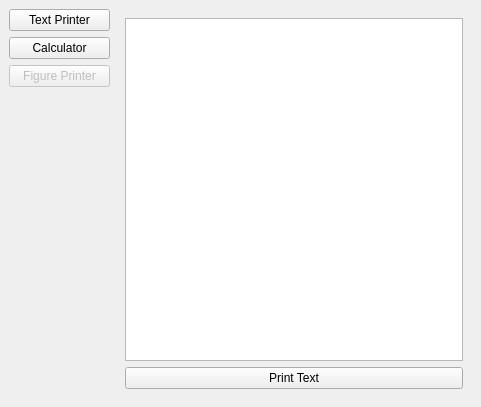
First picture: the form in envs/gui_env/src/main_window.ui, repository bjuergens/automatic-gui-testing, before the edit.
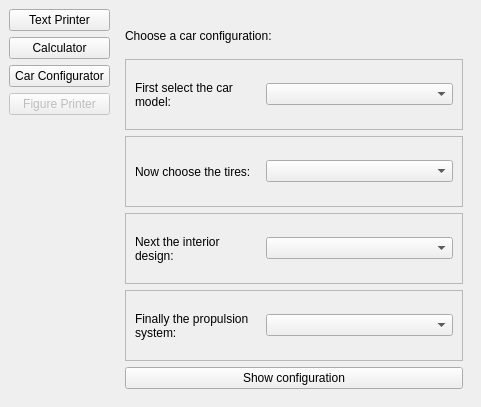
Second picture: the form after the edit. The open tabs and pages were chosen to show the change.

Commit message:
Added Car Configurator to Main Window and Settings Dialog
Currently only design files
- Increase settings dialog a bit to fit the Car Configurator in

Diff of the .ui file:
```diff
--- a/envs/gui_env/src/main_window.ui
+++ b/envs/gui_env/src/main_window.ui
@@ -37,6 +37,13 @@
         </property>
        </widget>
       </item>
+      <item>
+       <widget class="QPushButton" name="car_configurator_button">
+        <property name="text">
+         <string>Car Configurator</string>
+        </property>
+       </widget>
+      </item>
       <item>
        <widget class="QPushButton" name="figure_printer_button">
         <property name="enabled">
@@ -119,6 +126,124 @@
         </item>
        </layout>
       </widget>
+      <widget class="QWidget" name="page_4">
+       <layout class="QVBoxLayout" name="verticalLayout_5" stretch="10,20,20,20,20,0">
+        <item>
+         <widget class="QLabel" name="car_configurator_headline_label">
+          <property name="text">
+           <string>Choose a car configuration:</string>
+          </property>
+         </widget>
+        </item>
+        <item>
+         <widget class="QFrame" name="car_model_selection_frame">
+          <property name="frameShape">
+           <enum>QFrame::StyledPanel</enum>
+          </property>
+          <property name="frameShadow">
+           <enum>QFrame::Raised</enum>
+          </property>
+          <layout class="QHBoxLayout" name="horizontalLayout_9" stretch="40,60">
+           <item>
+            <widget class="QLabel" name="label_2">
+             <property name="text">
+              <string>First select the car model:</string>
+             </property>
+             <property name="wordWrap">
+              <bool>true</bool>
+             </property>
+            </widget>
+           </item>
+           <item>
+            <widget class="QComboBox" name="car_model_selection_combobox"/>
+           </item>
+          </layout>
+         </widget>
+        </item>
+        <item>
+         <widget class="QFrame" name="tire_selection_frame">
+          <property name="frameShape">
+           <enum>QFrame::StyledPanel</enum>
+          </property>
+          <property name="frameShadow">
+           <enum>QFrame::Raised</enum>
+          </property>
+          <layout class="QHBoxLayout" name="horizontalLayout_5" stretch="40,60">
+           <item>
+            <widget class="QLabel" name="label_3">
+             <property name="text">
+              <string>Now choose the tires:</string>
+             </property>
+             <property name="wordWrap">
+              <bool>true</bool>
+             </property>
+            </widget>
+           </item>
+           <item>
+            <widget class="QComboBox" name="tire_selection_combobox"/>
+           </item>
+          </layout>
+         </widget>
+        </item>
+        <item>
+         <widget class="QFrame" name="interior_design_frame">
+          <property name="frameShape">
+           <enum>QFrame::StyledPanel</enum>
+          </property>
+          <property name="frameShadow">
+           <enum>QFrame::Raised</enum>
+          </property>
+          <layout class="QHBoxLayout" name="horizontalLayout_4" stretch="40,60">
+           <item>
+            <widget class="QLabel" name="label_4">
+             <property name="text">
+              <string>Next the interior design:</string>
+             </property>
+             <property name="wordWrap">
+              <bool>true</bool>
+             </property>
+            </widget>
+           </item>
+           <item>
+            <widget class="QComboBox" name="interior_design_combobox"/>
+           </item>
+          </layout>
+         </widget>
+        </item>
+        <item>
+         <widget class="QFrame" name="propulsion_system_frame">
+          <property name="frameShape">
+           <enum>QFrame::StyledPanel</enum>
+          </property>
+          <property name="frameShadow">
+           <enum>QFrame::Raised</enum>
+          </property>
+          <layout class="QHBoxLayout" name="horizontalLayout_7" stretch="40,60">
+           <item>
+            <widget class="QLabel" name="label_5">
+             <property name="text">
+              <string>Finally the propulsion system:</string>
+             </property>
+             <property name="wordWrap">
+              <bool>true</bool>
+             </property>
+            </widget>
+           </item>
+           <item>
+            <widget class="QComboBox" name="propulsion_system_combobox"/>
+           </item>
+          </layout>
+         </widget>
+        </item>
+        <item>
+         <widget class="QPushButton" name="show_configuration_button">
+          <property name="text">
+           <string>Show configuration</string>
+          </property>
+         </widget>
+        </item>
+       </layout>
+      </widget>
       <widget class="QWidget" name="page_3">
        <layout class="QVBoxLayout" name="verticalLayout_2">
         <item>
```
The commit also changes 3 other files.
